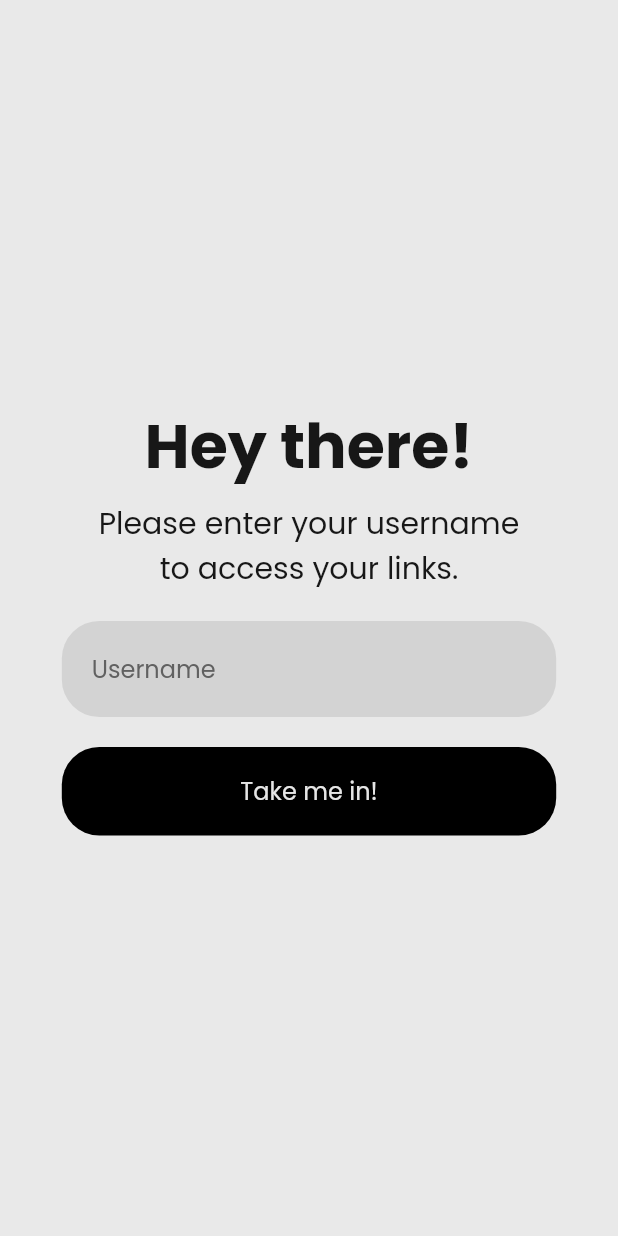
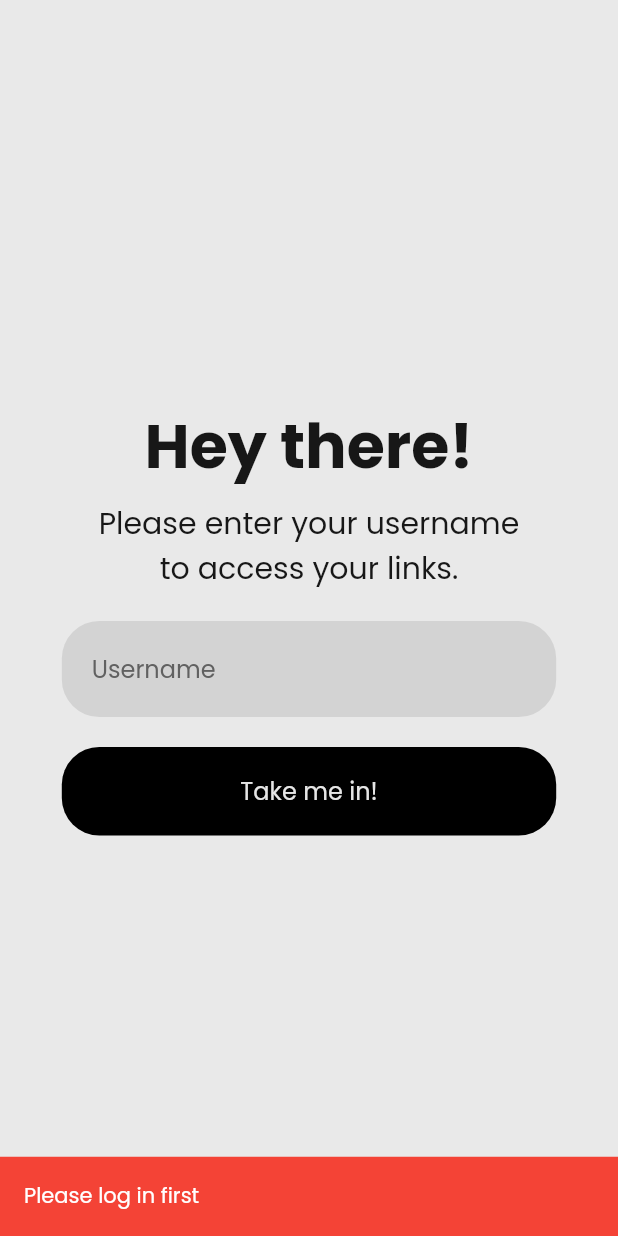
Before and after one commit to Vidhanth/Seamlink, a Flutter app: the first screen one second after launch, on a phone screen of 412 x 824 dp. Run offline on Flutter 3.47's test engine with Material 2 defaults, Android fonts, the phone set to English and light mode, and no system bars; our stand-ins replace animate_do, fade_shimmer, flutter_spinkit, flutter_staggered_animations, flutter_svg, get and 6 more; missing offline and left inert: bitsdojo_window, menubar, receive_sharing_intent, window_size.

Commit message:
Fix derp

```diff
--- a/lib/main.dart
+++ b/lib/main.dart
@@ -83,7 +83,7 @@ class _MainActivityState extends State<MainActivity>
     String sharedText = (await ReceiveSharingIntent.getInitialText()) ?? '';
     if (Get.find<UserController>().username.value.isEmpty) {
       Get.find<HomeController>().pendingSharedLink = sharedText;
-      GetSnackBar(message: 'Please log in first', backgroundColor: Colors.red);
+      showSnackBar('Please log in first', error: true);
       return '';
     }
     return (sharedText);
```
